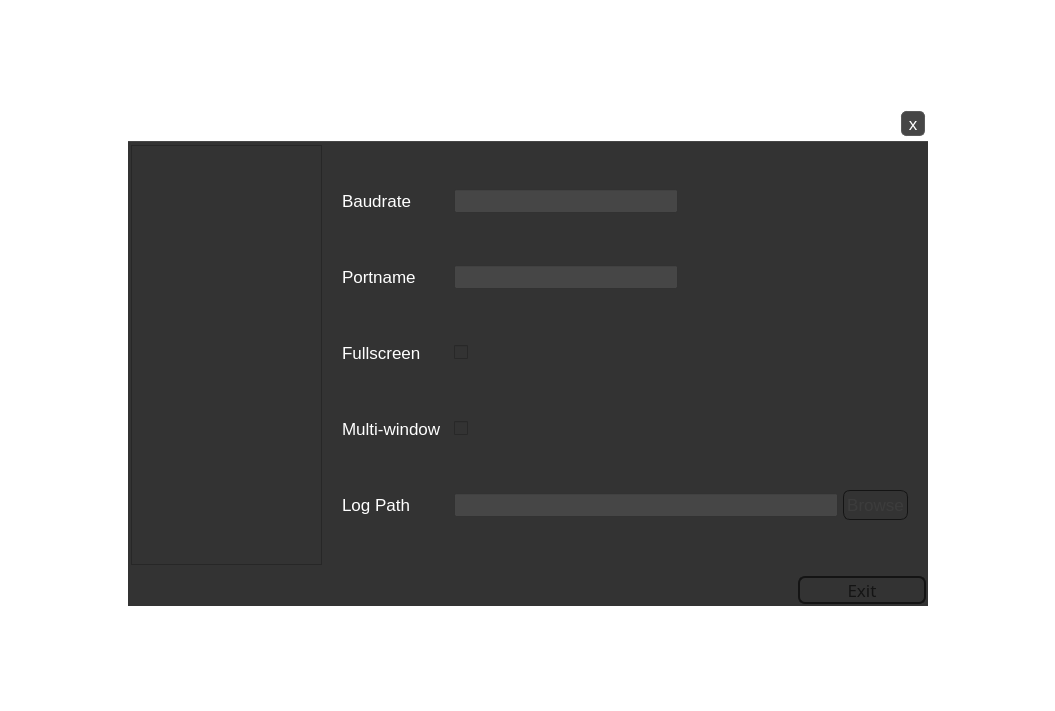
UCSolarCarTeam/Delta-Desktop-Client-Telemetry, file EscapeDialog.ui: the form before one commit.
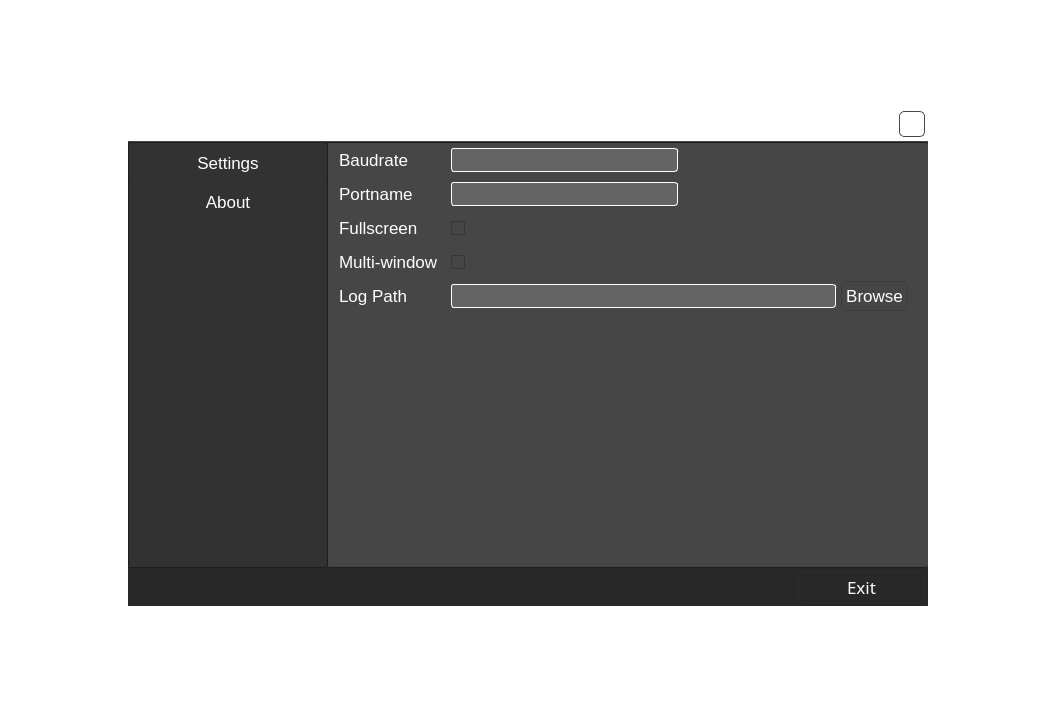
The form after the commit. Icons and pictures are not drawn.

Commit message: progress on the new settings window

The edit to the form file:
```diff
--- a/EscapeDialog.ui
+++ b/EscapeDialog.ui
@@ -176,23 +176,35 @@
          </property>
          <item row="0" column="1">
           <widget class="QToolButton" name="exitButton">
+           <property name="minimumSize">
+            <size>
+             <width>32</width>
+             <height>32</height>
+            </size>
+           </property>
+           <property name="maximumSize">
+            <size>
+             <width>32</width>
+             <height>32</height>
+            </size>
+           </property>
            <property name="styleSheet">
             <string notr="true">QToolButton{
-background: rgb(70,70,70);
-border:1px solid rgb(90,90,90);
+background-image: url(:/Resources/CloseButton.png);
+border:1px solid rgb(70,70,70);
 border-radius: 5px;
 margin: 3px;
 }
 QToolButton:hover{
-background: rgb(80,80,80);
-border:1px solid rgb(90,90,90);
+background-image: url(:/Resources/CloseButtonHover.png);
+border:1px solid rgb(80,80,80);
 border-radius: 5px;
 margin: 3px;
 }
 QToolButton:pressed{
-background: rgb(60,60,60);
-border:1px solid rgb(90,90,90);
-border-radius: 5px;
+background-image: url(:/Resources/CloseButtonPressed.png);
+border:1px solid rgb(50,50,50);
+border-radius: 3px;
 margin: 3px;
 }
 </string>
@@ -237,9 +249,12 @@
       <item>
        <widget class="QWidget" name="backgroundWidget" native="true">
         <property name="styleSheet">
-         <string notr="true">background: rgb(51,51,51);</string>
+         <string notr="true">background: rgb(40,40,40);</string>
         </property>
         <layout class="QVBoxLayout" name="verticalLayout_4">
+         <property name="spacing">
+          <number>0</number>
+         </property>
          <property name="leftMargin">
           <number>0</number>
          </property>
@@ -254,26 +269,88 @@
          </property>
          <item>
           <layout class="QHBoxLayout" name="optionslLayout">
+           <property name="spacing">
+            <number>0</number>
+           </property>
            <item>
-            <widget class="QListWidget" name="optionsPanelWidget">
-             <property name="enabled">
-              <bool>true</bool>
-             </property>
+            <widget class="QWidget" name="optionSelectionWidget" native="true">
              <property name="minimumSize">
               <size>
-               <width>0</width>
+               <width>200</width>
                <height>0</height>
               </size>
              </property>
-             <property name="maximumSize">
-              <size>
-               <width>197</width>
-               <height>16777215</height>
-              </size>
-             </property>
              <property name="styleSheet">
-              <string notr="true">margin: 3px;</string>
+              <string notr="true">QWidget{
+background: rgb(50,50,50);
+border:1px solid rgb(30,30,30);
+border-radius: 3px;
+}
+QPushButton{
+border-bottom:none;
+border-top:none;
+}
+</string>
              </property>
+             <layout class="QVBoxLayout" name="verticalLayout_3">
+              <property name="spacing">
+               <number>0</number>
+              </property>
+              <property name="leftMargin">
+               <number>0</number>
+              </property>
+              <property name="topMargin">
+               <number>0</number>
+              </property>
+              <property name="rightMargin">
+               <number>0</number>
+              </property>
+              <property name="bottomMargin">
+               <number>0</number>
+              </property>
+              <item>
+               <widget class="QPushButton" name="aboutSelectionPushButton">
+                <property name="minimumSize">
+                 <size>
+                  <width>0</width>
+                  <height>40</height>
+                 </size>
+                </property>
+                <property name="styleSheet">
+                 <string notr="true">border-top:1px solid rgb(30,30,30);</string>
+                </property>
+                <property name="text">
+                 <string>Settings</string>
+                </property>
+               </widget>
+              </item>
+              <item>
+               <widget class="QPushButton" name="settingsSelectionPushButton">
+                <property name="minimumSize">
+                 <size>
+                  <width>0</width>
+                  <height>40</height>
+                 </size>
+                </property>
+                <property name="text">
+                 <string>About</string>
+                </property>
+               </widget>
+              </item>
+              <item>
+               <spacer name="verticalSpacer">
+                <property name="orientation">
+                 <enum>Qt::Vertical</enum>
+                </property>
+                <property name="sizeHint" stdset="0">
+                 <size>
+                  <width>20</width>
+                  <height>40</height>
+                 </size>
+                </property>
+               </spacer>
+              </item>
+             </layout>
             </widget>
            </item>
            <item>
@@ -290,10 +367,22 @@
                <pointsize>-1</pointsize>
               </font>
              </property>
+             <property name="styleSheet">
+              <string notr="true">border:1px solid rgb(30,30,30);
+border-left:none;
+background-color: rgb(70,70,70);
+border-right:none;
+border-radius: 3px;
+</string>
+             </property>
              <property name="currentIndex">
               <number>1</number>
              </property>
              <widget class="QWidget" name="aboutPageWidget">
+              <property name="styleSheet">
+               <string notr="true">border:none;
+margin: 10px;</string>
+              </property>
               <layout class="QVBoxLayout" name="verticalLayout_2">
                <property name="spacing">
                 <number>0</number>
@@ -312,6 +401,9 @@
                </property>
                <item>
                 <widget class="QLabel" name="placeholderTitleBarLabel">
+                 <property name="styleSheet">
+                  <string notr="true">border:none;</string>
+                 </property>
                  <property name="text">
                   <string>Telemetry GUI</string>
                  </property>
@@ -319,6 +411,9 @@
                </item>
                <item>
                 <widget class="QTextBrowser" name="placeholderTextBrowser">
+                 <property name="styleSheet">
+                  <string notr="true">border:none;</string>
+                 </property>
                  <property name="html">
                   <string>&lt;!DOCTYPE HTML PUBLIC &quot;-//W3C//DTD HTML 4.0//EN&quot; &quot;http://www.w3.org/TR/REC-html40/strict.dtd&quot;&gt;
 &lt;html&gt;&lt;head&gt;&lt;meta name=&quot;qrichtext&quot; content=&quot;1&quot; /&gt;&lt;style type=&quot;text/css&quot;&gt;
@@ -332,16 +427,28 @@
              </widget>
              <widget class="QWidget" name="settingsPageWidget">
               <property name="styleSheet">
-               <string notr="true">QLabel{
+               <string notr="true">QWidget{
+border:none;
+}
+QLabel{
 padding: 7px;
+border:none;
 }
 QLineEdit{
 margin-right: 250px;
+border:1px solid rgb(255,255,255);
+border-radius:3px;
+background: rgb(100,100,100);
 }
 QPushButton{
 margin-right: 20px;
 padding: 3px;
-}</string>
+border:none;
+}
+QCheckBox{
+border:none;
+}
+</string>
               </property>
               <layout class="QGridLayout" name="gridLayout">
                <property name="leftMargin">
@@ -362,8 +469,7 @@
                <item row="0" column="1">
                 <widget class="QLineEdit" name="baudrateText">
                  <property name="styleSheet">
-                  <string notr="true">
-background: rgb(70,70,70);</string>
+                  <string notr="true"/>
                  </property>
                 </widget>
                </item>
@@ -382,13 +488,7 @@
                 </widget>
                </item>
                <item row="1" column="1">
-                <widget class="QLineEdit" name="portnameText">
-                 <property name="styleSheet">
-                  <string notr="true">
-background: rgb(70,70,70);
-</string>
-                 </property>
-                </widget>
+                <widget class="QLineEdit" name="portnameText"/>
                </item>
                <item row="2" column="0">
                 <widget class="QLabel" name="fullscreenLabel">
@@ -397,20 +497,6 @@
                  </property>
                 </widget>
                </item>
-               <item row="3" column="1">
-                <widget class="QCheckBox" name="multiWindowCheckBox">
-                 <property name="text">
-                  <string/>
-                 </property>
-                </widget>
-               </item>
-               <item row="2" column="1">
-                <widget class="QCheckBox" name="fullscreenCheckBox">
-                 <property name="text">
-                  <string/>
-                 </property>
-                </widget>
-               </item>
                <item row="4" column="0">
                 <widget class="QLabel" name="logPathLabel">
                  <property name="text">
@@ -418,6 +504,20 @@
                  </property>
                 </widget>
                </item>
+               <item row="2" column="1">
+                <widget class="QCheckBox" name="fullscreenCheckBox">
+                 <property name="text">
+                  <string/>
+                 </property>
+                </widget>
+               </item>
+               <item row="3" column="1">
+                <widget class="QCheckBox" name="multiWindowCheckBox">
+                 <property name="text">
+                  <string/>
+                 </property>
+                </widget>
+               </item>
                <item row="1" column="0">
                 <widget class="QLabel" name="portnameLabel">
                  <property name="text">
@@ -435,8 +535,7 @@
                    <property name="styleSheet">
                     <string notr="true">margin-right: 5px;
 padding-right: none;
-
-background: rgb(70,70,70);</string>
+</string>
                    </property>
                   </widget>
                  </item>
@@ -444,15 +543,16 @@
                   <widget class="QPushButton" name="fileDIalogPushButton">
                    <property name="maximumSize">
                     <size>
-                     <width>16777215</width>
+                     <width>16777210</width>
                      <height>30</height>
                     </size>
                    </property>
                    <property name="styleSheet">
-                    <string notr="true">color: rgb(60,60,60);
-border: 1px solid rgb(20,20,20);
+                    <string notr="true">color: rgb(255,255,255);
+border: 1px solid rgb(60,60,60);
 border-radius: 7px;
-background-image: url(:/Resources/BrowseButton.png);</string>
+background-image: url(:/Resources/BrowseButton.png);
+padding: 4px;</string>
                    </property>
                    <property name="text">
                     <string>Browse</string>
@@ -461,6 +561,19 @@
                  </item>
                 </layout>
                </item>
+               <item row="5" column="0">
+                <spacer name="verticalSpacer_2">
+                 <property name="orientation">
+                  <enum>Qt::Vertical</enum>
+                 </property>
+                 <property name="sizeHint" stdset="0">
+                  <size>
+                   <width>20</width>
+                   <height>40</height>
+                  </size>
+                 </property>
+                </spacer>
+               </item>
               </layout>
              </widget>
             </widget>
@@ -469,6 +582,12 @@
          </item>
          <item>
           <widget class="QPushButton" name="exitPushButton">
+           <property name="minimumSize">
+            <size>
+             <width>0</width>
+             <height>30</height>
+            </size>
+           </property>
            <property name="maximumSize">
             <size>
              <width>16777215</width>
@@ -485,12 +604,13 @@
             <enum>Qt::LeftToRight</enum>
            </property>
            <property name="styleSheet">
-            <string notr="true">margin: 2px;
+            <string notr="true">padding: 3px;
+margin: 3px;
 margin-left:670px;
-color: rgb(20,20,20);
-background-image: url(:/Resources/BrowseButton.png);
-border: 2px solid rgb(20,20,20);
-border-radius: 7px</string>
+color: rgb(255,255,255);
+border: 1px solid rgb(45,45,45);
+border-radius: 7px;
+background-image: url(:/Resources/BrowseButton.png);</string>
            </property>
            <property name="text">
             <string>Exit</string>
```
The commit also changes 5 other files.
